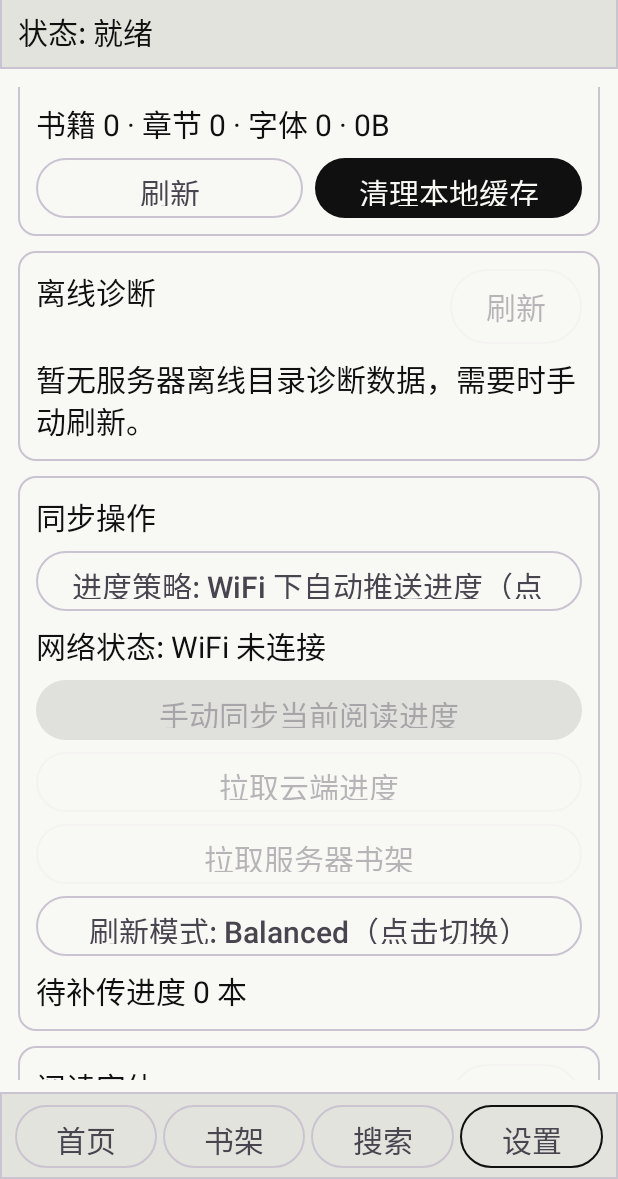
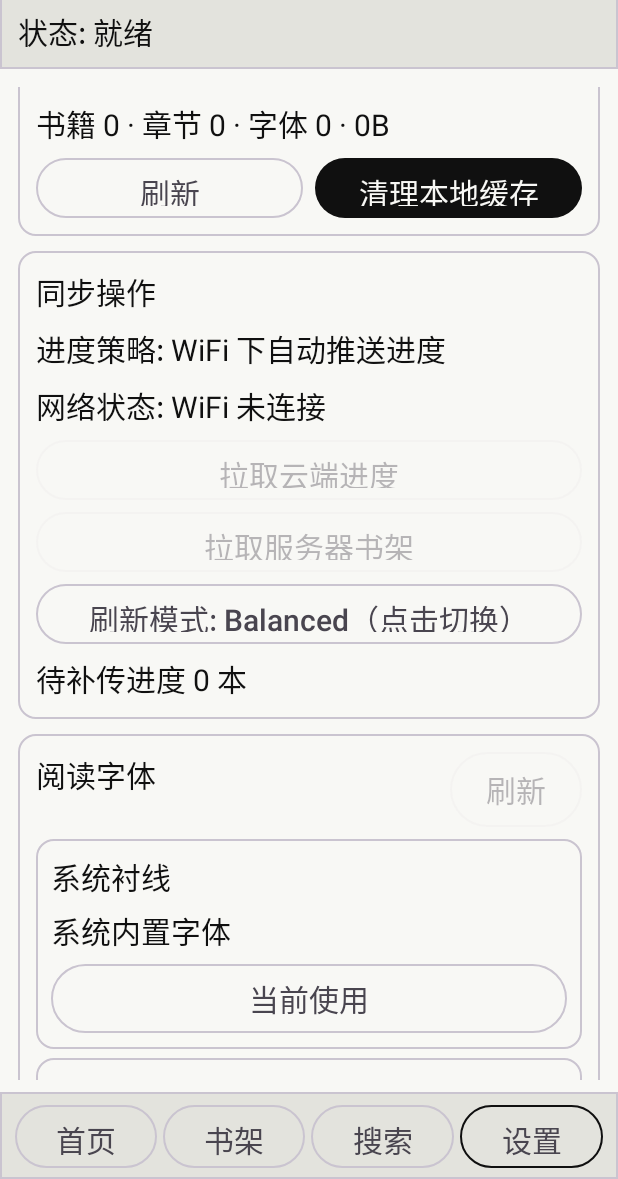
Before and after one commit to jibwf/EasyReader, an Android app built with Jetpack Compose: the screen it shows after launch (MainActivity), scrolled down 926 dp, on a phone screen of 412 x 824 dp, the part 57-1236 px from its top. Run offline under Robolectric (Android 15) with nearby library versions, the light colour scheme and no system bars.

Commit message:
refactor(eink-client): simplify reader settings and remove dead sync diagnostics code

```diff
--- a/e-link-client/app/src/main/java/com/easyreader/elinkclient/ui/EinkUiState.kt
+++ b/e-link-client/app/src/main/java/com/easyreader/elinkclient/ui/EinkUiState.kt
@@ -8,7 +8,6 @@ import com.easyreader.elinkclient.data.model.BookItem
 import com.easyreader.elinkclient.data.model.ChapterItem
 import com.easyreader.elinkclient.data.model.ClientCacheStats
 import com.easyreader.elinkclient.data.model.LocalShelfBook
-import com.easyreader.elinkclient.data.model.OfflineCatalogItem
 import com.easyreader.elinkclient.data.model.OfflineTaskItem
 import com.easyreader.elinkclient.data.model.SearchResultItem
 import com.easyreader.elinkclient.data.model.ServerCacheStats
@@ -108,7 +107,6 @@ data class EinkUiState(
     val serverBooks: List<BookItem> = emptyList(),
     val localBookshelf: List<LocalShelfBook> = emptyList(),
     val offlineTasks: List<OfflineTaskItem> = emptyList(),
-    val offlineCatalog: List<OfflineCatalogItem> = emptyList(),
     val searchKeyword: String = "",
     val searchResults: List<SearchResultItem> = emptyList(),
     val bookCategories: List<BookCategoryItem> = emptyList(),
--- a/e-link-client/app/src/main/java/com/easyreader/elinkclient/ui/MainScreen.kt
+++ b/e-link-client/app/src/main/java/com/easyreader/elinkclient/ui/MainScreen.kt
@@ -325,11 +325,8 @@ fun MainScreen(viewModel: EinkViewModel) {
                         SettingsPane(
                             state = state,
                             onApplyConfig = viewModel::updateServerConfig,
-                            onCycleSyncMode = viewModel::cycleSyncMode,
-                            onManualSyncProgress = viewModel::manualSyncProgressNow,
                             onResolveSyncConflictUseRemote = viewModel::resolveSyncConflictUseRemote,
                             onForceSyncConflictLocal = viewModel::forceSyncConflictLocal,
-                            onRefreshOfflineDiagnostics = viewModel::refreshOfflineCatalog,
                             onPullRemoteProgress = viewModel::pullRemoteProgress,
                             onPullServerBookshelf = viewModel::pullServerBookshelfNow,
                             onCycleRefreshMode = viewModel::cycleRefreshMode,
--- a/e-link-client/app/src/main/java/com/easyreader/elinkclient/ui/SyncPolicy.kt
+++ b/e-link-client/app/src/main/java/com/easyreader/elinkclient/ui/SyncPolicy.kt
@@ -6,7 +6,6 @@ enum class NetworkMode(val label: String) {
 }
 
 enum class SyncMode(val storageValue: String, val label: String) {
-    MANUAL_PROGRESS_ONLY("manual_only", "仅手动推送进度"),
     AUTO_ON_WIFI("auto_when_online", "WiFi 下自动推送进度");
 
     companion object {
--- a/e-link-client/app/src/main/java/com/easyreader/elinkclient/ui/components/SettingsPane.kt
+++ b/e-link-client/app/src/main/java/com/easyreader/elinkclient/ui/components/SettingsPane.kt
@@ -26,11 +26,8 @@ import com.easyreader.elinkclient.ui.EinkUiState
 fun SettingsPane(
     state: EinkUiState,
     onApplyConfig: (String, String) -> Unit,
-    onCycleSyncMode: () -> Unit,
-    onManualSyncProgress: () -> Unit,
     onResolveSyncConflictUseRemote: () -> Unit,
     onForceSyncConflictLocal: () -> Unit,
-    onRefreshOfflineDiagnostics: () -> Unit,
     onPullRemoteProgress: () -> Unit,
     onPullServerBookshelf: () -> Unit,
     onCycleRefreshMode: () -> Unit,
@@ -375,58 +372,6 @@ fun SettingsPane(
 
         item {
             EinkCard(modifier = Modifier.fillMaxWidth()) {
-                Column(
-                    modifier = Modifier
-                        .fillMaxWidth()
-                        .padding(12.dp),
-                    verticalArrangement = Arrangement.spacedBy(8.dp),
-                ) {
-                    Row(
-                        modifier = Modifier.fillMaxWidth(),
-                        horizontalArrangement = Arrangement.SpaceBetween,
-                    ) {
-                        Text(
-                            text = "离线诊断",
-                            style = MaterialTheme.typography.titleSmall,
-                        )
-                        OutlinedButton(
-                            onClick = onRefreshOfflineDiagnostics,
-                            enabled = state.isNetworkAvailable,
-                            modifier = Modifier.height(50.dp),
-                        ) {
-                            Text("刷新")
-                        }
-                    }
-
-                    if (state.offlineCatalog.isEmpty()) {
-                        Text(
-                            text = "暂无服务器离线目录诊断数据，需要时手动刷新。",
-                            style = MaterialTheme.typography.bodySmall,
-                        )
-                    } else {
-                        Text(
-                            text = "服务器离线目录 ${state.offlineCatalog.size} 项",
-                            style = MaterialTheme.typography.bodySmall,
-                        )
-                        state.offlineCatalog.take(5).forEach { item ->
-                            Text(
-                                text = "${item.name} · ${item.cachedChapters}/${item.totalChapters}",
-                                style = MaterialTheme.typography.bodySmall,
-                            )
-                        }
-                        if (state.offlineCatalog.size > 5) {
-                            Text(
-                                text = "其余 ${state.offlineCatalog.size - 5} 项已省略",
-                                style = MaterialTheme.typography.bodySmall,
-                            )
-                        }
-                    }
-                }
-            }
-        }
-
-        item {
-            EinkCard(modifier = Modifier.fillMaxWidth()) {
             Column(
                 modifier = Modifier
                     .fillMaxWidth()
@@ -438,14 +383,10 @@ fun SettingsPane(
                     style = MaterialTheme.typography.titleSmall,
                 )
 
-                OutlinedButton(
-                    onClick = onCycleSyncMode,
-                    modifier = Modifier
-                        .fillMaxWidth()
-                        .height(40.dp),
-                ) {
-                    Text("进度策略: ${state.syncMode.label}（点击切换）")
-                }
+                Text(
+                    text = "进度策略: ${state.syncMode.label}",
+                    style = MaterialTheme.typography.bodySmall,
+                )
                 Text(
                     text = "网络状态: ${state.networkMode.label}",
                     style = MaterialTheme.typography.bodySmall,
@@ -508,15 +449,6 @@ fun SettingsPane(
                     }
                 }
 
-                EinkButton(
-                    onClick = onManualSyncProgress,
-                    enabled = state.isNetworkAvailable,
-                    modifier = Modifier
-                        .fillMaxWidth()
-                        .height(40.dp),
-                ) {
-                    Text("手动同步当前阅读进度")
-                }
                 OutlinedButton(
                     onClick = onPullRemoteProgress,
                     enabled = state.isNetworkAvailable,
```
Also changed, not shown: e-link-client/app/src/main/java/com/easyreader/elinkclient/ui/EinkViewModel.kt (+0 -72 lines), e-link-client/app/src/main/java/com/easyreader/elinkclient/ui/components/ReaderPane.kt (+31 -25 lines), 1 other file.
